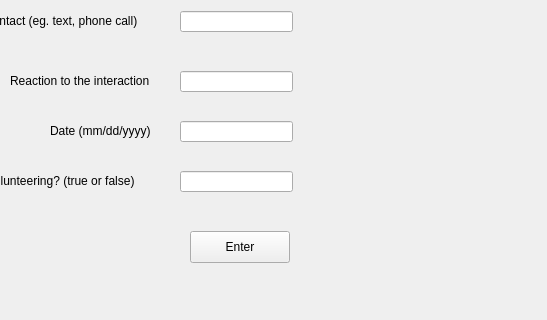
CS-205-S22/CuringCamPAINS, file CuringCamPAINS/gui/loggui.ui: the form before one commit; both pictures show x 101 to 648 and y 260 to 580 of the 648 by 580 pixel window.
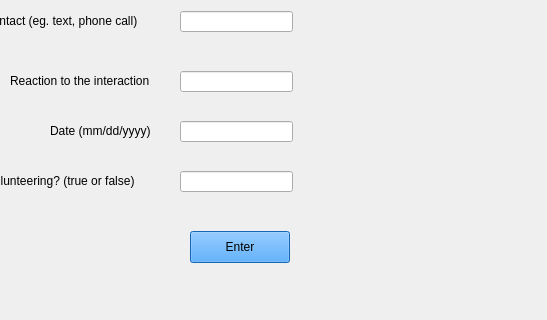
The form after the commit.

Diff of the .ui file:
```diff
--- a/CuringCamPAINS/gui/loggui.ui
+++ b/CuringCamPAINS/gui/loggui.ui
@@ -75,6 +75,9 @@
          <height>32</height>
         </rect>
        </property>
+       <property name="styleSheet">
+        <string notr="true">background-color:rgb(30,144,255);</string>
+       </property>
        <property name="text">
         <string>Enter</string>
        </property>
```
